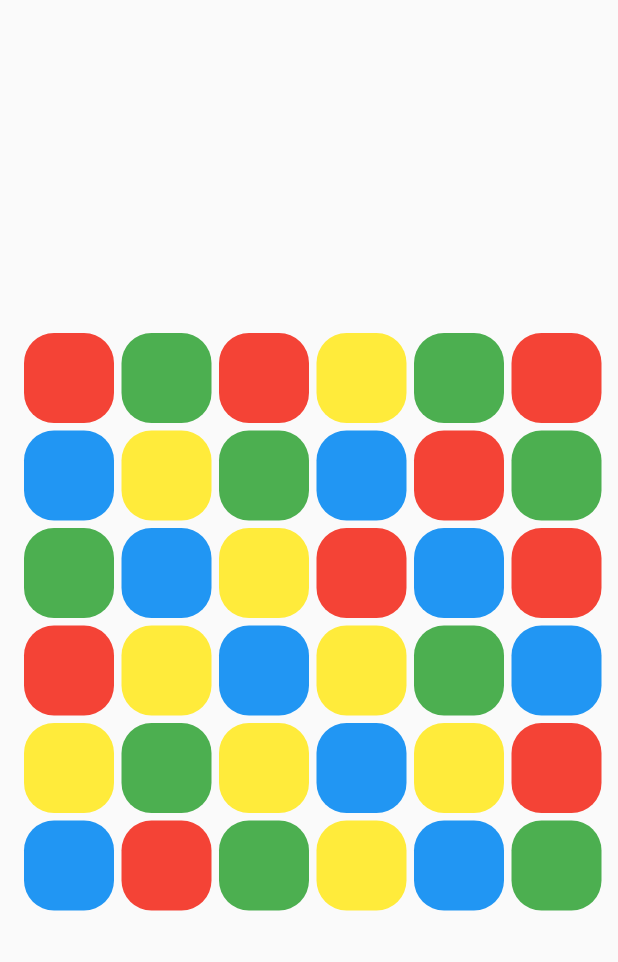
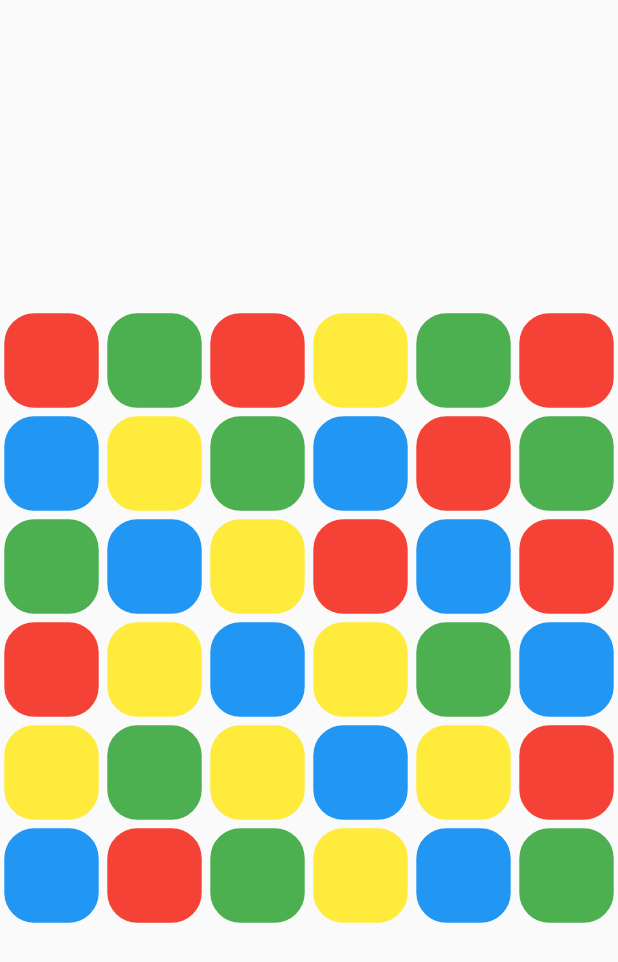
Before and after one commit to AlabasterAxe/color_game, a Flutter app: the screen it shows after launch, on a phone screen of 412 x 824 dp. Shown: the top 962 px of the screen. Run offline on Flutter 3.47's test engine with Material 2 defaults, Android fonts, the phone set to English and light mode, and no system bars.

Commit message:
refactor code a bit

```diff
--- a/lib/main.dart
+++ b/lib/main.dart
@@ -2,13 +2,15 @@ import 'dart:async';
 import 'dart:math';
 
 import 'package:flutter/material.dart';
+
+const RELATIVE_GAP_SIZE = 1 / 12;
+const GRID_SIZE = 6;
 
 void main() {
   runApp(MyApp());
 }
 
 class MyApp extends StatelessWidget {
-  // This widget is the root of your application.
   @override
   Widget build(BuildContext context) {
     return MaterialApp(
@@ -23,13 +25,6 @@ class MyHomePage extends StatefulWidget {
   @override
   _MyHomePageState createState() => _MyHomePageState();
 }
-
-const box_size = 60.0;
-const gap_size = 5.0;
-const world_to_offset_ratio = box_size + gap_size;
-
-// this offset is for rounding to the unit-sized .5 offset grid
-const Offset roundOffset = Offset(.5, .5);
 
 class GameBox {
   // this is the box's drawn location
@@ -46,7 +41,7 @@ class GameBox {
   }
 
   Rect getRect(Size screenSize) {
-    double totalBoxSize = box_size + gap_size;
+    double totalBoxSize = screenSize.shortestSide / GRID_SIZE;
     Offset screenCenterOffset =
         Offset(screenSize.width / 2, screenSize.height / 2);
     Offset boxCenterOffset = screenCenterOffset + (loc * totalBoxSize);
@@ -86,6 +81,7 @@ class GameBoxWidget extends StatelessWidget {
   Widget build(BuildContext context) {
     Size screenSize = MediaQuery.of(context).size;
     Rect boundsRect = box.getRect(screenSize);
+    double gapSize = boundsRect.width * RELATIVE_GAP_SIZE;
 
     return AnimatedPositioned(
       // key: box.key,
@@ -94,10 +90,10 @@ class GameBoxWidget extends StatelessWidget {
       top: boundsRect.top,
       left: boundsRect.left,
       child: Padding(
-          padding: const EdgeInsets.all(gap_size),
+          padding: EdgeInsets.all(gapSize / 2),
           child: Container(
-              height: box_size,
-              width: box_size,
+              height: boundsRect.height - gapSize,
+              width: boundsRect.width - gapSize,
               decoration: BoxDecoration(
                 borderRadius: BorderRadius.all(Radius.circular(20)),
                 color: box.color,
@@ -336,9 +332,10 @@ class _MyHomePageState extends State<MyHomePage> {
             onPanUpdate: (DragUpdateDetails deets) {
               tapUpdateLoc = deets.globalPosition;
               Offset delta = tapUpdateLoc - tapStartLoc;
+              Rect boxSize = tappedBox.getRect(MediaQuery.of(context).size);
               // once the user is outside of a small window they can't change
               // whether they're dragging the column or the row
-              if (delta.distance < box_size / 2) {
+              if (delta.distance < boxSize.width / 2) {
                 if (delta.dy.abs() > delta.dx.abs()) {
                   draggingCol = true;
                 } else {
@@ -348,22 +345,21 @@ class _MyHomePageState extends State<MyHomePage> {
               setState(() {
                 if (draggingCol) {
                   _updateSlidingCollection(slidingColumn,
-                      Offset(0, delta.dy / world_to_offset_ratio), slidingRow);
+                      Offset(0, delta.dy / boxSize.height), slidingRow);
                 } else {
-                  _updateSlidingCollection(
-                      slidingRow,
-                      Offset(delta.dx / world_to_offset_ratio, 0),
-                      slidingColumn);
+                  _updateSlidingCollection(slidingRow,
+                      Offset(delta.dx / boxSize.width, 0), slidingColumn);
                 }
               });
             },
             onPanEnd: (DragEndDetails deets) {
               Offset delta = tapUpdateLoc - tapStartLoc;
+              Rect boxSize = tappedBox.getRect(MediaQuery.of(context).size);
               if (draggingCol) {
                 setState(() {
                   for (GameBox box in slidingColumn) {
-                    Offset translatedOffset = box.startLoc
-                        .translate(0, delta.dy / world_to_offset_ratio);
+                    Offset translatedOffset =
+                        box.startLoc.translate(0, delta.dy / boxSize.height);
 
                     box.loc = translatedOffset;
                     box.startLoc = translatedOffset;
@@ -374,8 +370,8 @@ class _MyHomePageState extends State<MyHomePage> {
               } else {
                 setState(() {
                   for (GameBox box in slidingRow) {
-                    Offset translatedOffset = box.startLoc
-                        .translate(delta.dx / world_to_offset_ratio, 0);
+                    Offset translatedOffset =
+                        box.startLoc.translate(delta.dx / boxSize.width, 0);
                     box.loc = translatedOffset;
                     box.startLoc = translatedOffset;
                     box.userDragged = false;
```
